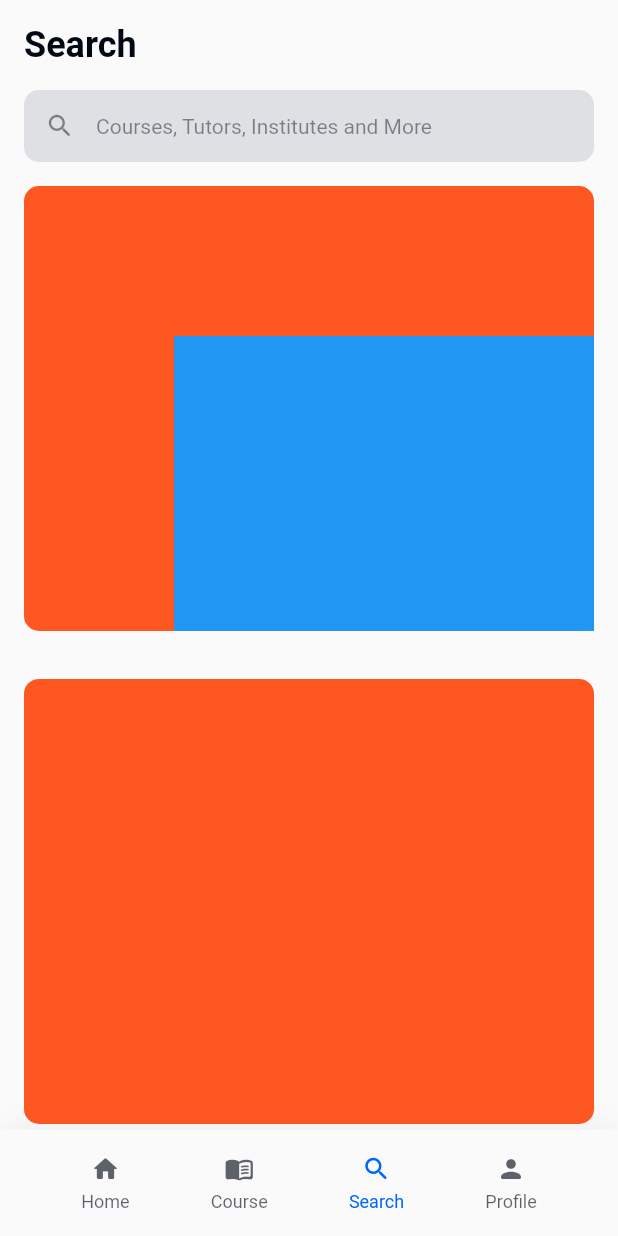
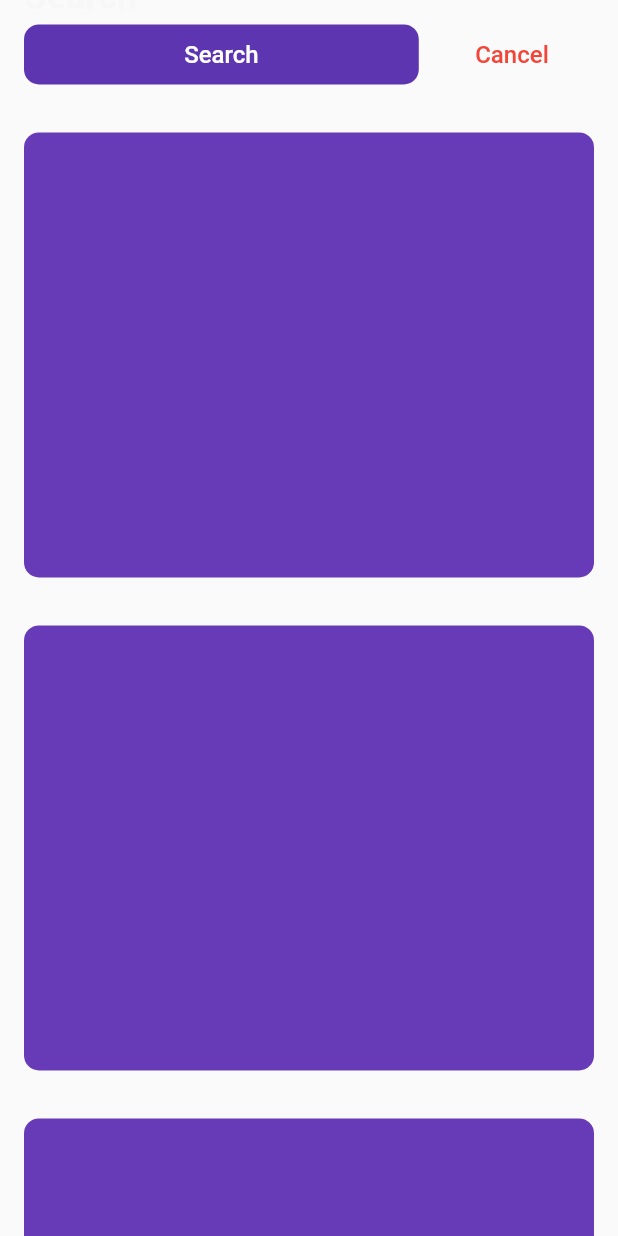
Before and after one commit to SubashXess/Institute-App, a Flutter app: the screen it shows after launch, after a tap on "Search", on a phone screen of 412 x 824 dp. Run offline on Flutter 3.47's test engine with Material 2 defaults, Android fonts, the phone set to English and light mode, and no system bars; our stand-ins replace badges, flutter_svg.

Commit message:
test-page-v1

```diff
--- a/lib/constants/routes.dart
+++ b/lib/constants/routes.dart
@@ -6,6 +6,7 @@ import 'package:institute_app/screens/homepage/homepage.dart';
 import 'package:institute_app/screens/profilepage/profilepage.dart';
 import 'package:institute_app/screens/searchpage/searchpage.dart';
 import 'package:institute_app/screens/signup_page/signup_page.dart';
+import 'package:institute_app/screens/test_page/testpage1.dart';
 import 'package:institute_app/screens/verification_page/email_verification_page.dart';
 import 'package:institute_app/screens/verification_page/forgot_password_verification_waiting_page.dart';
 
@@ -23,4 +24,8 @@ final Map<String, WidgetBuilder> routes = {
   '/coursepage': (context) => const CoursePage(),
   '/searchpage': (context) => const SearchPage(),
   '/profilepage': (context) => const ProfilePage(),
+
+
+  // App Test Page
+  '/testpage1': (context) => const TestPage1(),
 };
--- a/lib/main.dart
+++ b/lib/main.dart
@@ -20,7 +20,7 @@ class MyApp extends StatelessWidget {
         title: 'Institute App',
         debugShowCheckedModeBanner: false,
         theme: ThemeData(primarySwatch: Colors.blue),
-        initialRoute: '/dashboard', // signin_page
+        initialRoute: '/testpage1', // signin_page   dashboard
         routes: routes,
       ),
     );
--- a/lib/screens/searchpage/searchpage.dart
+++ b/lib/screens/searchpage/searchpage.dart
@@ -2,9 +2,9 @@ import 'package:flutter/material.dart';
 import 'package:institute_app/constants/dimensions.dart';
 import 'package:institute_app/constants/textstyles.dart';
 import 'package:institute_app/constants/themes.dart';
-import 'package:institute_app/widgets/textform_widget.dart';
 
 import '../../widgets/dashboard_appbar_widget.dart';
+import '../../widgets/textform_widget.dart';
 
 class SearchPage extends StatefulWidget {
   const SearchPage({super.key});
@@ -66,9 +66,7 @@ class _SearchPageState extends State<SearchPage> with TickerProviderStateMixin {
                       Icons.search_rounded,
                       size: AppIconDimensions.appIconSystemSize,
                     ),
-                    onTap: () {
-                      _animationController.reverse();
-                    },
+                    onTap: () {},
                     onChanged: (value) {},
                   ),
                 ),
@@ -84,13 +82,12 @@ class _SearchPageState extends State<SearchPage> with TickerProviderStateMixin {
                   ),
                   child: InkWell(
                     onTap: () {
-                      _animationController.forward();
-                      // if (_first) {
-                      //   _animationController.forward();
-                      // } else {
-                      //   _animationController.reverse();
-                      // }
-                      // _first = !_first;
+                      if (_first) {
+                        _animationController.forward();
+                      } else {
+                        _animationController.reverse();
+                      }
+                      _first = !_first;
                     },
                     child: Stack(
                       children: [
@@ -152,51 +149,3 @@ class _SearchPageState extends State<SearchPage> with TickerProviderStateMixin {
     end: const RelativeRect.fromLTRB(0, 0, 10, 10),
   );
 }
-
-class SearchFieldWidget extends StatelessWidget {
-  const SearchFieldWidget({
-    super.key,
-    required this.controller,
-    required this.node,
-    this.onChanged,
-    required this.hint,
-    this.prefixIcon,
-    this.onTap,
-  });
-
-  final TextEditingController controller;
-  final FocusNode node;
-  final Function(String)? onChanged;
-  final VoidCallback? onTap;
-  final String hint;
-  final Widget? prefixIcon;
-
-  @override
-  Widget build(BuildContext context) {
-    return TextFormField(
-      controller: controller,
-      focusNode: node,
-      onChanged: onChanged,
-      onTap: onTap,
-      cursorColor: AppTheme.appThemeColor,
-      keyboardType: TextInputType.text,
-      decoration: InputDecoration(
-        filled: true,
-        fillColor: AppTextFieldTheme.appTextFieldThemeShade1,
-        hintText: hint,
-        hintStyle: AppTextStyle.h4TextStyle(
-            fontWeight: FontWeight.w400,
-            size: 14.0,
-            color: AppTextTheme.appTextThemeLight.withOpacity(0.46)),
-        border: OutlineInputBorder(
-          borderRadius: BorderRadius.circular(10.0),
-          borderSide: BorderSide.none,
-        ),
-        isDense: true,
-        contentPadding:
-            const EdgeInsets.symmetric(horizontal: 16.0, vertical: 8.0),
-        prefixIcon: prefixIcon,
-      ),
-    );
-  }
-}
--- /dev/null
+++ b/lib/screens/test_page/testpage1.dart
@@ -0,0 +1,252 @@
+import 'package:flutter/material.dart';
+import 'package:institute_app/constants/textstyles.dart';
+
+class TestPage1 extends StatefulWidget {
+  const TestPage1({super.key});
+
+  @override
+  State<TestPage1> createState() => _TestPage1State();
+}
+
+class _TestPage1State extends State<TestPage1> {
+  bool selected = false;
+  double opacityLevel = 1.0;
+  Duration duration = const Duration(seconds: 2);
+
+  @override
+  Widget build(BuildContext context) {
+    Size size = MediaQuery.of(context).size;
+    return Scaffold(
+      body: SingleChildScrollView(
+        child: Column(
+          crossAxisAlignment: CrossAxisAlignment.start,
+          mainAxisSize: MainAxisSize.min,
+          children: [
+            SafeArea(
+              child: AnimatedContainer(
+                width: size.width,
+                height: selected ? 72.0 : 112.0,
+                duration: duration,
+                curve: Curves.fastLinearToSlowEaseIn,
+                child: Stack(
+                  alignment: Alignment.topLeft,
+                  children: [
+                    AnimatedPositioned(
+                      width: size.width,
+                      duration: duration,
+                      curve: Curves.fastLinearToSlowEaseIn,
+                      top: selected ? -32.0 : 0.0,
+                      child: AnimatedOpacity(
+                        opacity: opacityLevel,
+                        duration: duration,
+                        curve: Curves.fastLinearToSlowEaseIn,
+                        child: Padding(
+                          padding: const EdgeInsets.symmetric(
+                              horizontal: 16.0, vertical: 16.0),
+                          child: Text(
+                            'Search',
+                            style: AppTextStyle.h0TextStyle(),
+                          ),
+                        ),
+                      ),
+                    ),
+                    AnimatedPositioned(
+                      height: 40.0,
+                      width: selected ? size.width / 1.4 : size.width,
+                      bottom: selected ? 16.0 : 16.0,
+                      duration: duration,
+                      curve: Curves.fastLinearToSlowEaseIn,
+                      child: InkWell(
+                        onTap: () {
+                          setState(
+                            () {
+                              selected = true;
+                              // opacityLevel = opacityLevel == 0.0 ? 1.0 : 0.0;
+                              opacityLevel = 0.0;
+                            },
+                          );
+                        },
+                        child: Container(
+                          margin: const EdgeInsets.symmetric(horizontal: 16.0),
+                          decoration: BoxDecoration(
+                            borderRadius: BorderRadius.circular(10.0),
+                            color: Colors.deepPurple.shade600,
+                          ),
+                          child: Center(
+                            child: Text(
+                              'Search',
+                              style:
+                                  AppTextStyle.h3TextStyle(color: Colors.white),
+                            ),
+                          ),
+                        ),
+                      ),
+                    ),
+                    AnimatedPositioned(
+                      height: 40.0,
+                      width: selected ? size.width / 2.6 - 48.0 : 0.0,
+                      bottom: selected ? 16.0 : 16.0,
+                      right: selected ? 16.0 : 0.0,
+                      duration: duration,
+                      curve: Curves.fastLinearToSlowEaseIn,
+                      child: AnimatedOpacity(
+                        opacity: opacityLevel == 0.0 ? 1.0 : 0.0,
+                        duration: duration,
+                        curve: Curves.fastLinearToSlowEaseIn,
+                        child: InkWell(
+                          onTap: () {
+                            setState(() {
+                              selected = false;
+                              opacityLevel = 1.0;
+                            });
+                          },
+                          child: Container(
+                            width: size.width / 2.6 - 48.0, // 32.0
+                            height: 40.0,
+                            decoration: BoxDecoration(
+                              borderRadius: BorderRadius.circular(10.0),
+                            ),
+                            child: Center(
+                              child: Text(
+                                'Cancel',
+                                maxLines: 1,
+                                overflow: TextOverflow.fade,
+                                softWrap: true,
+                                style:
+                                    AppTextStyle.h3TextStyle(color: Colors.red),
+                              ),
+                            ),
+                          ),
+                        ),
+                      ),
+                    ),
+                  ],
+                ),
+              ),
+            ),
+            Container(
+              width: size.width,
+              height: size.height * 0.36,
+              margin: const EdgeInsets.all(16.0),
+              decoration: BoxDecoration(
+                borderRadius: BorderRadius.circular(10.0),
+                color: Colors.deepPurple,
+              ),
+            ),
+            Container(
+              width: size.width,
+              height: size.height * 0.36,
+              margin: const EdgeInsets.all(16.0),
+              decoration: BoxDecoration(
+                borderRadius: BorderRadius.circular(10.0),
+                color: Colors.deepPurple,
+              ),
+            ),
+            Container(
+              width: size.width,
+              height: size.height * 0.36,
+              margin: const EdgeInsets.all(16.0),
+              decoration: BoxDecoration(
+                borderRadius: BorderRadius.circular(10.0),
+                color: Colors.deepPurple,
+              ),
+            ),
+            Container(
+              width: size.width,
+              height: size.height * 0.36,
+              margin: const EdgeInsets.all(16.0),
+              decoration: BoxDecoration(
+                borderRadius: BorderRadius.circular(10.0),
+                color: Colors.deepPurple,
+              ),
+            ),
+            Container(
+              width: size.width,
+              height: size.height * 0.36,
+              margin: const EdgeInsets.all(16.0),
+              decoration: BoxDecoration(
+                borderRadius: BorderRadius.circular(10.0),
+                color: Colors.deepPurple,
+              ),
+            ),
+          ],
+        ),
+      ),
+    );
+  }
+}
+
+// SafeArea(
+//   child: Container(
+//     width: size.width,
+//     height: 56.0,
+//     color: Colors.red.shade200,
+//     child: AnimatedOpacity(
+//       opacity: opacityLevel,
+//       duration: const Duration(seconds: 2),
+//       curve: Curves.fastLinearToSlowEaseIn,
+//       child: Stack(
+//         children: [
+//           AnimatedPositioned(
+//             width: size.width,
+//             duration: const Duration(seconds: 2),
+//             curve: Curves.fastLinearToSlowEaseIn,
+//             top: selected ? -32.0 : 0.0,
+//             child: Padding(
+//               padding: const EdgeInsets.symmetric(
+//                   horizontal: 16.0, vertical: 16.0),
+//               child: Text(
+//                 'Search',
+//                 style: AppTextStyle.h0TextStyle(),
+//               ),
+//             ),
+//           ),
+//         ],
+//       ),
+//     ),
+//   ),
+// ),
+// // const SizedBox(height: 16.0),
+// InkWell(
+//   onTap: () {
+//     setState(
+//       () {
+//         selected = !selected;
+//         opacityLevel = opacityLevel == 0.0 ? 1.0 : 0.0;
+//       },
+//     );
+//   },
+//   child: Container(
+//     width: size.width,
+//     height: 46.0,
+//     margin: const EdgeInsets.symmetric(horizontal: 16.0),
+//     decoration: BoxDecoration(
+//       borderRadius: BorderRadius.circular(10.0),
+//       color: Colors.deepPurple,
+//     ),
+//   ),
+// ),
+// Stack(
+//   children: [
+//     AnimatedPositioned(
+//       width: selected ? size.width - 32.0 : size.width - 32.0,
+//       height: selected ? 50.0 : 50.0,
+//       top: selected ? 0.0 : 0.0,
+//       duration: const Duration(seconds: 2),
+//       curve: Curves.fastLinearToSlowEaseIn,
+//       child: GestureDetector(
+//         onTap: () {
+//           setState(() {
+//             selected = !selected;
+//           });
+//         },
+//         child: Container(
+//           decoration: BoxDecoration(
+//             borderRadius: BorderRadius.circular(10),
+//             color: Colors.deepPurple,
+//           ),
+//         ),
+//       ),
+//     ),
+//   ],
+// ),
--- a/lib/widgets/textform_widget.dart
+++ b/lib/widgets/textform_widget.dart
@@ -89,3 +89,51 @@ class TextFormWidget extends StatelessWidget {
     );
   }
 }
+
+class SearchFieldWidget extends StatelessWidget {
+  const SearchFieldWidget({
+    super.key,
+    required this.controller,
+    required this.node,
+    this.onChanged,
+    required this.hint,
+    this.prefixIcon,
+    this.onTap,
+  });
+
+  final TextEditingController controller;
+  final FocusNode node;
+  final Function(String)? onChanged;
+  final VoidCallback? onTap;
+  final String hint;
+  final Widget? prefixIcon;
+
+  @override
+  Widget build(BuildContext context) {
+    return TextFormField(
+      controller: controller,
+      focusNode: node,
+      onChanged: onChanged,
+      onTap: onTap,
+      cursorColor: AppTheme.appThemeColor,
+      keyboardType: TextInputType.text,
+      decoration: InputDecoration(
+        filled: true,
+        fillColor: AppTextFieldTheme.appTextFieldThemeShade1,
+        hintText: hint,
+        hintStyle: AppTextStyle.h4TextStyle(
+            fontWeight: FontWeight.w400,
+            size: 14.0,
+            color: AppTextTheme.appTextThemeLight.withOpacity(0.46)),
+        border: OutlineInputBorder(
+          borderRadius: BorderRadius.circular(10.0),
+          borderSide: BorderSide.none,
+        ),
+        isDense: true,
+        contentPadding:
+            const EdgeInsets.symmetric(horizontal: 16.0, vertical: 8.0),
+        prefixIcon: prefixIcon,
+      ),
+    );
+  }
+}
```
Also changed, not shown: pubspec.lock.
